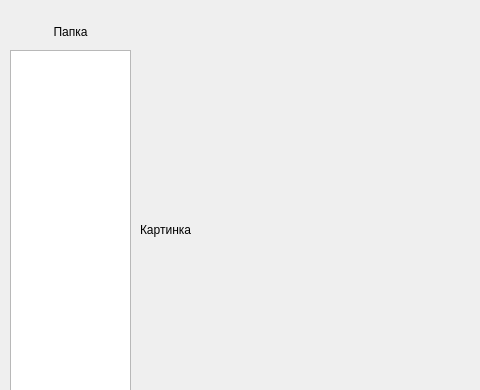
fhtgrjlirtjgv/photoedito, file untitled.ui: the form before one commit; both pictures show x 0 to 480 and y 0 to 390 of the 690 by 497 pixel window.
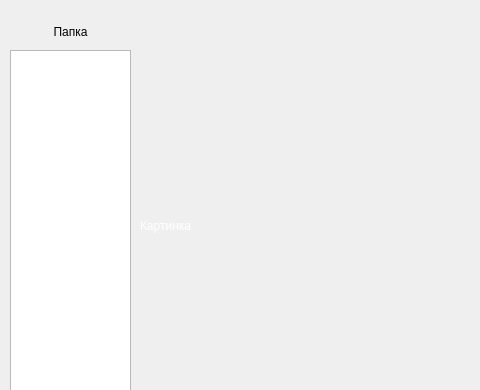
The form after the commit.

Diff of the .ui file:
```diff
--- a/untitled.ui
+++ b/untitled.ui
@@ -51,14 +51,14 @@
     <property name="geometry">
      <rect>
       <x>140</x>
-      <y>220</y>
-      <width>51</width>
-      <height>20</height>
+      <y>20</y>
+      <width>531</width>
+      <height>411</height>
      </rect>
     </property>
     <property name="styleSheet">
-     <string notr="true">background:'orange';
-border-radius:10px</string>
+     <string notr="true">color:white;
+</string>
     </property>
     <property name="text">
      <string>Картинка</string>
```
Left out of the diff: 14 changed lines with no effect on the pictures.
